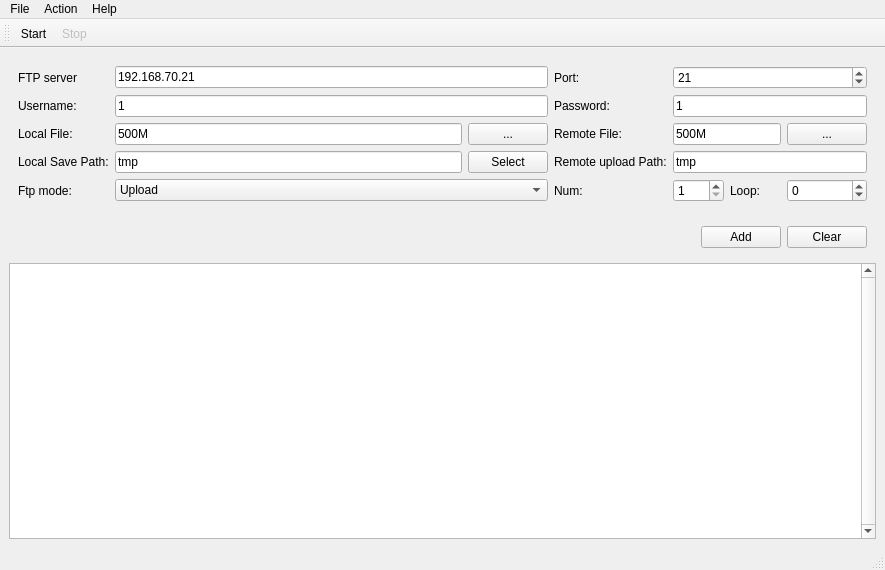
The window that src/mainwindow.ui (coolshou/multiftp) describes before a commit, drawn with Qt 5.
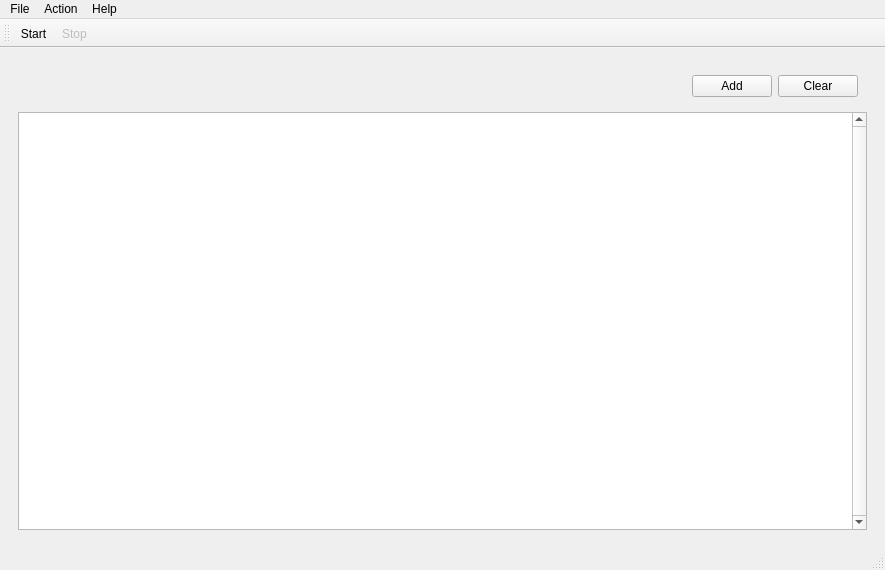
The same window after the commit. Icons and pictures are not drawn.

What changed in the file:
```diff
--- a/src/mainwindow.ui
+++ b/src/mainwindow.ui
@@ -18,216 +18,10 @@
     <normaloff>:/multiftp</normaloff>:/multiftp</iconset>
   </property>
   <widget class="QWidget" name="centralwidget">
-   <layout class="QVBoxLayout" name="verticalLayout" stretch="0,0,0">
+   <layout class="QVBoxLayout" name="vlCentral" stretch="0">
     <item>
      <widget class="QWidget" name="widget" native="true">
-      <layout class="QGridLayout" name="gridLayout">
-       <item row="5" column="1" colspan="2">
-        <widget class="QComboBox" name="ftpMode">
-         <item>
-          <property name="text">
-           <string>Upload</string>
-          </property>
-         </item>
-         <item>
-          <property name="text">
-           <string>Download</string>
-          </property>
-         </item>
-        </widget>
-       </item>
-       <item row="3" column="0">
-        <widget class="QLabel" name="label_5">
-         <property name="text">
-          <string>Local File:</string>
-         </property>
-        </widget>
-       </item>
-       <item row="5" column="5">
-        <widget class="QSpinBox" name="sbNum">
-         <property name="minimum">
-          <number>1</number>
-         </property>
-        </widget>
-       </item>
-       <item row="5" column="6">
-        <widget class="QLabel" name="label_11">
-         <property name="text">
-          <string>Loop:</string>
-         </property>
-         <property name="textFormat">
-          <enum>Qt::AutoText</enum>
-         </property>
-        </widget>
-       </item>
-       <item row="3" column="2">
-        <widget class="QPushButton" name="pbAddLocal">
-         <property name="maximumSize">
-          <size>
-           <width>16777215</width>
-           <height>16777215</height>
-          </size>
-         </property>
-         <property name="toolTip">
-          <string>select local file for upload</string>
-         </property>
-         <property name="text">
-          <string>...</string>
-         </property>
-        </widget>
-       </item>
-       <item row="2" column="0">
-        <widget class="QLabel" name="label_3">
-         <property name="text">
-          <string>Username:</string>
-         </property>
-        </widget>
-       </item>
-       <item row="4" column="0">
-        <widget class="QLabel" name="label_9">
-         <property name="text">
-          <string>Local Save Path:</string>
-         </property>
-        </widget>
-       </item>
-       <item row="1" column="1" colspan="2">
-        <widget class="QLineEdit" name="ftpServer">
-         <property name="text">
-          <string>192.168.70.21</string>
-         </property>
-        </widget>
-       </item>
-       <item row="1" column="4">
-        <widget class="QLabel" name="label_2">
-         <property name="text">
-          <string>Port:</string>
-         </property>
-        </widget>
-       </item>
-       <item row="4" column="4">
-        <widget class="QLabel" name="label_10">
-         <property name="text">
-          <string>Remote upload Path:</string>
-         </property>
-        </widget>
-       </item>
-       <item row="2" column="1" colspan="2">
-        <widget class="QLineEdit" name="ftpUsername">
-         <property name="text">
-          <string>1</string>
-         </property>
-        </widget>
-       </item>
-       <item row="3" column="1">
-        <widget class="QLineEdit" name="ftpLocalfile">
-         <property name="text">
-          <string>500M</string>
-         </property>
-        </widget>
-       </item>
-       <item row="5" column="4">
-        <widget class="QLabel" name="label_8">
-         <property name="text">
-          <string>Num:</string>
-         </property>
-        </widget>
-       </item>
-       <item row="5" column="0">
-        <widget class="QLabel" name="label_7">
-         <property name="text">
-          <string>Ftp mode:</string>
-         </property>
-        </widget>
-       </item>
-       <item row="3" column="4">
-        <widget class="QLabel" name="label_6">
-         <property name="text">
-          <string>Remote File:</string>
-         </property>
-        </widget>
-       </item>
-       <item row="1" column="0">
-        <widget class="QLabel" name="label">
-         <property name="text">
-          <string>FTP server</string>
-         </property>
-        </widget>
-       </item>
-       <item row="2" column="4">
-        <widget class="QLabel" name="label_4">
-         <property name="text">
-          <string>Password:</string>
-         </property>
-        </widget>
-       </item>
-       <item row="5" column="7">
-        <widget class="QSpinBox" name="sbLoop">
-         <property name="toolTip">
-          <string>&lt;html&gt;&lt;head/&gt;&lt;body&gt;&lt;p&gt;-1: forever&lt;/p&gt;&lt;/body&gt;&lt;/html&gt;</string>
-         </property>
-         <property name="minimum">
-          <number>-1</number>
-         </property>
-        </widget>
-       </item>
-       <item row="4" column="5" colspan="3">
-        <widget class="QLineEdit" name="ftpRemotePath">
-         <property name="text">
-          <string>tmp</string>
-         </property>
-        </widget>
-       </item>
-       <item row="3" column="7">
-        <widget class="QPushButton" name="pbAddRemote">
-         <property name="toolTip">
-          <string>select remote file for download</string>
-         </property>
-         <property name="text">
-          <string>...</string>
-         </property>
-        </widget>
-       </item>
-       <item row="3" column="5" colspan="2">
-        <widget class="QLineEdit" name="ftpRemotefile">
-         <property name="text">
-          <string>500M</string>
-         </property>
-        </widget>
-       </item>
-       <item row="2" column="5" colspan="3">
-        <widget class="QLineEdit" name="ftpPassword">
-         <property name="text">
-          <string>1</string>
-         </property>
-        </widget>
-       </item>
-       <item row="1" column="5" colspan="3">
-        <widget class="QSpinBox" name="ftpPort">
-         <property name="maximum">
-          <number>65534</number>
-         </property>
-         <property name="value">
-          <number>21</number>
-         </property>
-        </widget>
-       </item>
-       <item row="4" column="1">
-        <widget class="QLineEdit" name="ftpLocalPath">
-         <property name="text">
-          <string>tmp</string>
-         </property>
-        </widget>
-       </item>
-       <item row="4" column="2">
-        <widget class="QPushButton" name="pbSelLocalPath">
-         <property name="text">
-          <string>Select</string>
-         </property>
-        </widget>
-       </item>
-      </layout>
-     </widget>
-    </item>
+      <layout class="QVBoxLayout" name="verticalLayout_2">
     <item>
      <widget class="QWidget" name="widget_2" native="true">
       <layout class="QHBoxLayout" name="horizontalLayout">
@@ -281,6 +75,9 @@
       <attribute name="horizontalHeaderStretchLastSection">
        <bool>true</bool>
       </attribute>
+        </widget>
+       </item>
+      </layout>
      </widget>
     </item>
    </layout>
```
Lines whose indentation alone changed are shown as unchanged.
